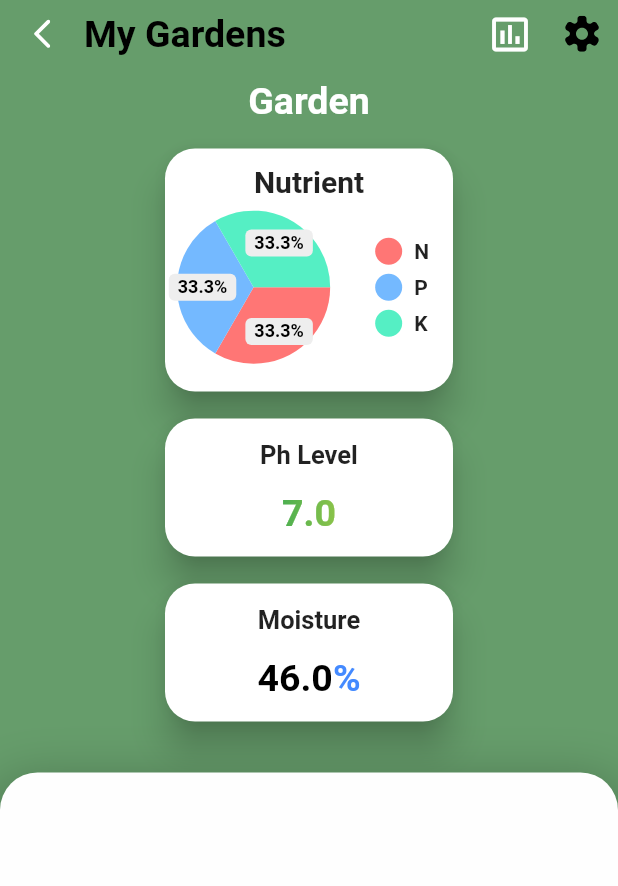
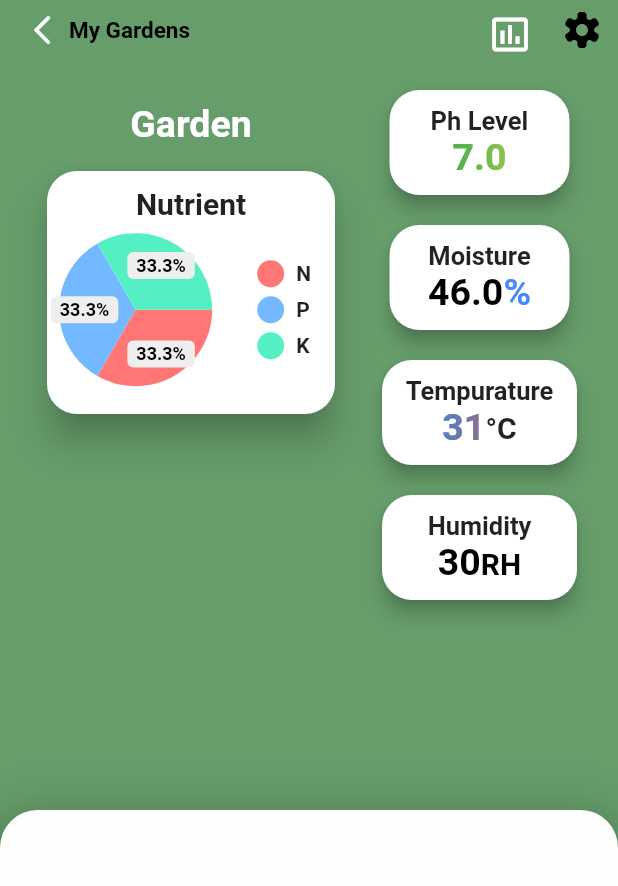
Before and after one commit to UkiDelly/Soil-Monitoring-system, a Flutter app: the Garden screen opened directly, on a phone screen of 412 x 824 dp. Shown: the top 886 px of the screen. Run offline on Flutter 3.47's test engine with Material 2 defaults, Android fonts, the light colour scheme and no system bars; drawn by our look-alikes of pie_chart, simple_gradient_text; our stand-ins replace flutter_svg, page_transition; Roboto replaces fonts that are missing (Readex Pro).

Commit message:
Add temperature and humidity container

```diff
--- /dev/null
+++ b/lib/IOS/Gardens/Garden Page widgets/humidity.dart
@@ -0,0 +1,45 @@
+import 'package:flutter/material.dart';
+
+class Humidity extends StatefulWidget {
+  var humidity;
+  Humidity({Key? key, this.humidity}) : super(key: key);
+
+  @override
+  _HumidityState createState() => _HumidityState();
+}
+
+class _HumidityState extends State<Humidity> {
+  @override
+  Widget build(BuildContext context) {
+    return SizedBox(
+      width: 130,
+      height: 70,
+      child: Card(
+        elevation: 0,
+        shape: RoundedRectangleBorder(borderRadius: BorderRadius.circular(20)),
+        child: Column(
+          mainAxisAlignment: MainAxisAlignment.center,
+          children: [
+            const Text("Humidity",
+                style: TextStyle(fontWeight: FontWeight.bold, fontSize: 17)),
+            RichText(
+                text: TextSpan(children: [
+              TextSpan(
+                  text: "${widget.humidity}",
+                  style: const TextStyle(
+                      fontWeight: FontWeight.bold,
+                      fontSize: 25,
+                      color: Colors.black)),
+              const TextSpan(
+                  text: "RH",
+                  style: TextStyle(
+                      fontWeight: FontWeight.bold,
+                      fontSize: 20,
+                      color: Colors.black))
+            ]))
+          ],
+        ),
+      ),
+    );
+  }
+}
--- a/lib/IOS/Gardens/Garden Page widgets/moisture.dart
+++ b/lib/IOS/Gardens/Garden Page widgets/moisture.dart
@@ -12,13 +12,12 @@ class _MoistureLevelState extends State<MoistureLevel> {
   @override
   Widget build(BuildContext context) {
     return SizedBox(
-      width: 200,
-      height: 100,
+      width: 120,
+      height: 70,
       child: Card(
-        elevation: 10,
+        elevation: 0,
         shape: RoundedRectangleBorder(borderRadius: BorderRadius.circular(20)),
-        child:
-            Column(mainAxisAlignment: MainAxisAlignment.spaceEvenly, children: [
+        child: Column(mainAxisAlignment: MainAxisAlignment.center, children: [
           const Text("Moisture",
               style: TextStyle(fontSize: 17, fontWeight: FontWeight.bold)),
           RichText(
--- a/lib/IOS/Gardens/Garden Page widgets/phLevel.dart
+++ b/lib/IOS/Gardens/Garden Page widgets/phLevel.dart
@@ -14,13 +14,13 @@ class _PhLevelState extends State<PhLevel> {
   @override
   Widget build(BuildContext context) {
     return SizedBox(
-      width: 200,
-      height: 100,
+      width: 120,
+      height: 70,
       child: Card(
-        elevation: 10,
+        elevation: 0,
         shape: RoundedRectangleBorder(borderRadius: BorderRadius.circular(20)),
         child: Column(
-          mainAxisAlignment: MainAxisAlignment.spaceEvenly,
+          mainAxisAlignment: MainAxisAlignment.center,
           children: [
             const Text("Ph Level",
                 style: TextStyle(fontWeight: FontWeight.bold, fontSize: 17)),
--- /dev/null
+++ b/lib/IOS/Gardens/Garden Page widgets/tempurature.dart
@@ -0,0 +1,57 @@
+import 'package:flutter/material.dart';
+import 'package:simple_gradient_text/simple_gradient_text.dart';
+
+class Temp extends StatefulWidget {
+  var temp;
+  Temp({Key? key, this.temp}) : super(key: key);
+
+  @override
+  _TempState createState() => _TempState();
+}
+
+class _TempState extends State<Temp> {
+  @override
+  Widget build(BuildContext context) {
+    return SizedBox(
+      width: 130,
+      height: 70,
+      child: Card(
+        elevation: 0,
+        shape: RoundedRectangleBorder(borderRadius: BorderRadius.circular(20)),
+        child: Column(
+          mainAxisAlignment: MainAxisAlignment.center,
+          children: [
+            const Text("Tempurature",
+                style: TextStyle(fontWeight: FontWeight.bold, fontSize: 17)),
+            Row(
+              mainAxisAlignment: MainAxisAlignment.center,
+              children: [
+                GradientText(
+                  "${widget.temp}",
+                  colors: getColor(widget.temp),
+                  style: const TextStyle(
+                      fontSize: 25, fontWeight: FontWeight.bold),
+                ),
+                const Text("°C",
+                    style: TextStyle(fontSize: 20, fontWeight: FontWeight.bold))
+              ],
+            )
+          ],
+        ),
+      ),
+    );
+  }
+}
+
+getColor(temp) {
+  List<Color> color;
+  if (temp < 25) {
+    return color = const [Color(0xff2196EB), Color(0xff5482C0)];
+  } else if (temp < 50) {
+    return color = const [Color(0xff5482C0), Color(0xff8F6B8D)];
+  } else if (temp < 75) {
+    return color = const [Color(0xff8F6B8D), Color(0xffCC5359)];
+  } else {
+    return color = const [Color(0xffCC5359), Color(0xffF44336)];
+  }
+}
--- a/lib/IOS/Gardens/garden_page.dart
+++ b/lib/IOS/Gardens/garden_page.dart
@@ -1,9 +1,12 @@
+import 'package:animations/animations.dart';
 import 'package:flutter/material.dart';
 import 'package:flutter_svg/svg.dart';
 import 'package:page_transition/page_transition.dart';
 import 'package:thesis/IOS/Gardens/Garden%20Page%20widgets/garden_page_name.dart';
+import 'package:thesis/IOS/Gardens/Garden%20Page%20widgets/humidity.dart';
 import 'package:thesis/IOS/Gardens/Garden%20Page%20widgets/moisture.dart';
 import 'package:thesis/IOS/Gardens/Garden%20Page%20widgets/phLevel.dart';
+import 'package:thesis/IOS/Gardens/Garden%20Page%20widgets/tempurature.dart';
 import 'package:thesis/IOS/Gardens/history_page.dart';
 import 'dart:math' as math;
 
@@ -23,6 +26,7 @@ class _GardenState extends State<Garden> {
   Map<String, double> dataMap = {"N": 30, "P": 30, "K": 30};
   double ph = 7;
   double moisture = 46;
+  int temp = 31, humidity = 30;
 
   TextEditingController nameControl = TextEditingController();
 
@@ -30,7 +34,7 @@ class _GardenState extends State<Garden> {
   Widget build(BuildContext context) {
     return Scaffold(
       appBar: AppBar(
-        toolbarHeight: 45,
+        toolbarHeight: 40,
         backgroundColor: const Color(0xff669D6B),
         elevation: 0,
         // Back button
@@ -48,11 +52,11 @@ class _GardenState extends State<Garden> {
         title: const Text("My Gardens"),
         titleTextStyle: const TextStyle(
             color: Colors.black,
-            fontSize: 25,
+            fontSize: 15,
             fontWeight: FontWeight.bold,
             fontFamily: "Readex Pro"),
         centerTitle: false,
-        titleSpacing: 0,
+        titleSpacing: -10,
 
         // History button, setting button
         actions: [
@@ -112,21 +116,23 @@ class _GardenState extends State<Garden> {
               mainAxisAlignment: MainAxisAlignment.spaceEvenly,
               crossAxisAlignment: CrossAxisAlignment.center,
               children: [
-                // Name of the Garden
-                GardenName(
-                    gardenName: gardenName,
-                    isSettingPressed: isSettingPressed,
-                    nameControl: nameControl),
-
                 // Body
-                SizedBox(
-                  height: 420,
+                Container(
+                  padding: const EdgeInsets.only(top: 20),
+                  height: 500,
                   child: Row(
                     mainAxisAlignment: MainAxisAlignment.spaceEvenly,
                     children: [
+                      // Left Column
                       Column(
                         mainAxisAlignment: MainAxisAlignment.start,
                         children: [
+                          // Name of the Garden
+                          GardenName(
+                              gardenName: gardenName,
+                              isSettingPressed: isSettingPressed,
+                              nameControl: nameControl),
+
                           // NPK status
                           SizedBox(
                             child: NPKstatus(dataMap: dataMap),
@@ -136,23 +142,97 @@ class _GardenState extends State<Garden> {
                           const SizedBox(
                             height: 10,
                           ),
+                        ],
+                      ),
 
-                          // Ph Level
-                          PhLevel(
-                            ph: ph,
-                          ),
+                      // Right Column
+                      Column(
+                        children: [
+// Ph Level
+                          OpenContainer(
+                              transitionDuration:
+                                  const Duration(milliseconds: 300),
+                              closedElevation: 5,
+                              // When the Container is closed
+                              onClosed: (data) {
+                                setState(() {});
+                              },
+                              clipBehavior: Clip.hardEdge,
+                              //Shape of the close Container
+                              closedShape: RoundedRectangleBorder(
+                                  borderRadius: BorderRadius.circular(20)),
+                              closedBuilder: (_, closedBuilder) =>
+                                  PhLevel(ph: ph),
+                              openBuilder: (_, openBuilder) => HistoryPage()),
 
                           //
                           const SizedBox(
-                            height: 10,
+                            height: 20,
                           ),
 
                           // Moisture
-                          MoistureLevel(
-                            moisture: moisture,
+                          OpenContainer(
+                              transitionDuration:
+                                  const Duration(milliseconds: 300),
+                              closedElevation: 5,
+                              // When the Container is closed
+                              onClosed: (data) {
+                                setState(() {});
+                              },
+                              clipBehavior: Clip.hardEdge,
+                              //Shape of the close Container
+                              closedShape: RoundedRectangleBorder(
+                                  borderRadius: BorderRadius.circular(20)),
+                              closedBuilder: (_, closedBuilder) =>
+                                  MoistureLevel(moisture: moisture),
+                              openBuilder: (_, openBuilder) => HistoryPage()),
+
+                          //
+                          const SizedBox(
+                            height: 20,
                           ),
+
+                          //Moisture Level
+                          OpenContainer(
+                              transitionDuration:
+                                  const Duration(milliseconds: 300),
+                              closedElevation: 5,
+                              // When the Container is closed
+                              onClosed: (data) {
+                                setState(() {});
+                              },
+                              clipBehavior: Clip.hardEdge,
+                              //Shape of the close Container
+                              closedShape: RoundedRectangleBorder(
+                                  borderRadius: BorderRadius.circular(20)),
+                              closedBuilder: (_, closedBuilder) => Temp(
+                                    temp: temp,
+                                  ),
+                              openBuilder: (_, openBuilder) => HistoryPage()),
+
+                          //
+                          const SizedBox(
+                            height: 20,
+                          ),
+
+                          // Humidity
+                          OpenContainer(
+                              transitionDuration:
+                                  const Duration(milliseconds: 300),
+                              closedElevation: 5,
+                              // When the Container is closed
+                              onClosed: (data) {
+                                setState(() {});
+                              },
+                              clipBehavior: Clip.hardEdge,
+                              //Shape of the close Container
+                              closedShape: RoundedRectangleBorder(
+                                  borderRadius: BorderRadius.circular(20)),
+                              closedBuilder: (_, closedBuilder) =>
+                                  Humidity(humidity: humidity),
+                              openBuilder: (_, openBuilder) => HistoryPage()),
                         ],
-                      ),
+                      )
                     ],
                   ),
                 ),
```
